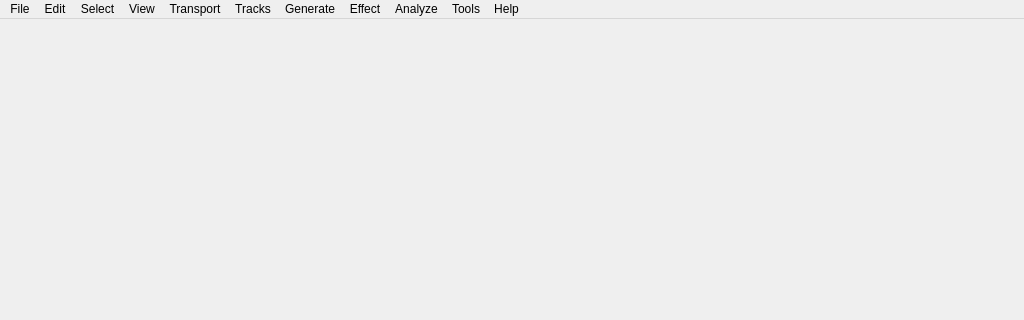
This is qt-src/Forms/MainWindow/MainWindow.ui in tenacityteam/tenacity as Qt 5 draws it before an edit; both pictures show x 0 to 1024 and y 0 to 320 of the 1024 by 768 pixel window. The edited form follows.
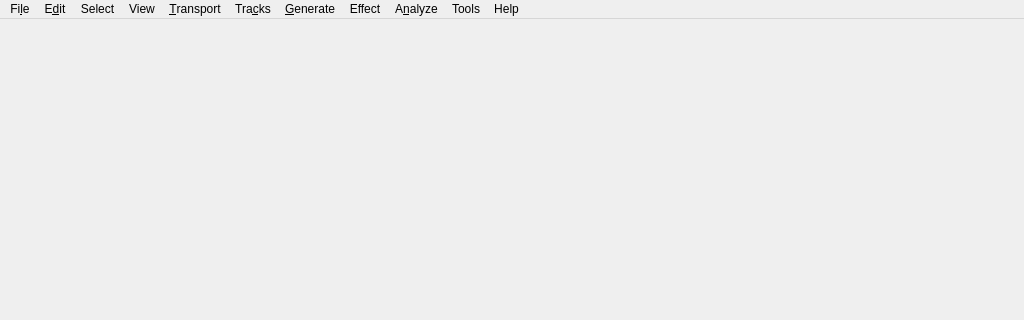
This is the edited form.

Commit message: Add "Select" menu

```diff
--- a/qt-src/Forms/MainWindow/MainWindow.ui
+++ b/qt-src/Forms/MainWindow/MainWindow.ui
@@ -20,12 +20,12 @@
      <x>0</x>
      <y>0</y>
      <width>1024</width>
-     <height>23</height>
+     <height>30</height>
     </rect>
    </property>
    <widget class="QMenu" name="menuFile">
     <property name="title">
-     <string>File</string>
+     <string>Fi&amp;le</string>
     </property>
     <widget class="QMenu" name="menuRecent_Files">
      <property name="title">
@@ -79,7 +79,7 @@
    </widget>
    <widget class="QMenu" name="menuEdit">
     <property name="title">
-     <string>Edit</string>
+     <string>E&amp;dit</string>
     </property>
     <widget class="QMenu" name="menuRemove_Special">
      <property name="title">
@@ -161,17 +161,17 @@
    </widget>
    <widget class="QMenu" name="menuTransport">
     <property name="title">
-     <string>Transport</string>
+     <string>&amp;Transport</string>
     </property>
    </widget>
    <widget class="QMenu" name="menuTracks">
     <property name="title">
-     <string>Tracks</string>
+     <string>Tra&amp;cks</string>
     </property>
    </widget>
    <widget class="QMenu" name="menuGenerate">
     <property name="title">
-     <string>Generate</string>
+     <string>&amp;Generate</string>
     </property>
    </widget>
    <widget class="QMenu" name="menuEffect">
@@ -181,7 +181,7 @@
    </widget>
    <widget class="QMenu" name="menuAnalyze">
     <property name="title">
-     <string>Analyze</string>
+     <string>A&amp;nalyze</string>
     </property>
    </widget>
    <widget class="QMenu" name="menuTools">
```
Left out of the diff: 361 changed lines with no effect on the pictures.
